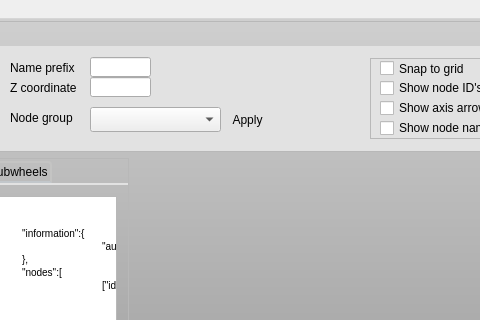
Old version of the form source/mainwindow.ui in the repository RORMasa/NodeBeamEditor; both pictures show x 592 to 1072 and y 0 to 320 of the 1159 by 771 pixel window.
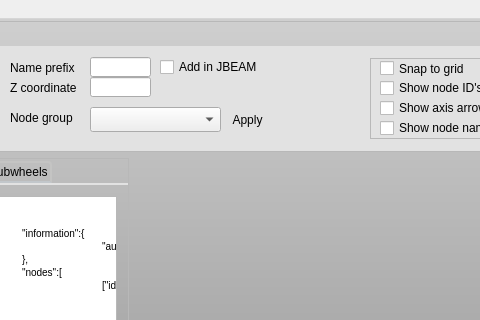
New version of the form. The open tabs and pages were chosen to show the change. Icons and pictures are not drawn.

Commit message:
New JBEAM input system, nodes
Adding nodes with mouse, adds nodes in the JBEAM box at the text cursor
position.

What changed in the file:
```diff
--- a/source/mainwindow.ui
+++ b/source/mainwindow.ui
@@ -696,6 +696,22 @@
               <string>Node group</string>
              </property>
             </widget>
+            <widget class="QCheckBox" name="checkBox_5">
+             <property name="geometry">
+              <rect>
+               <x>160</x>
+               <y>10</y>
+               <width>161</width>
+               <height>20</height>
+              </rect>
+             </property>
+             <property name="toolTip">
+              <string>&lt;html&gt;&lt;head/&gt;&lt;body&gt;&lt;p&gt;Add node in JBEAM box at text cursor location. Notice to position your text cursor in the position where you want your nodes.&lt;/p&gt;&lt;/body&gt;&lt;/html&gt;</string>
+             </property>
+             <property name="text">
+              <string>Add in JBEAM</string>
+             </property>
+            </widget>
            </widget>
            <widget class="QWidget" name="page_2">
             <widget class="QFrame" name="frame_7">
```
Left out of the diff: 2 changed lines with no effect on the pictures. The commit also changes 7 other files.
